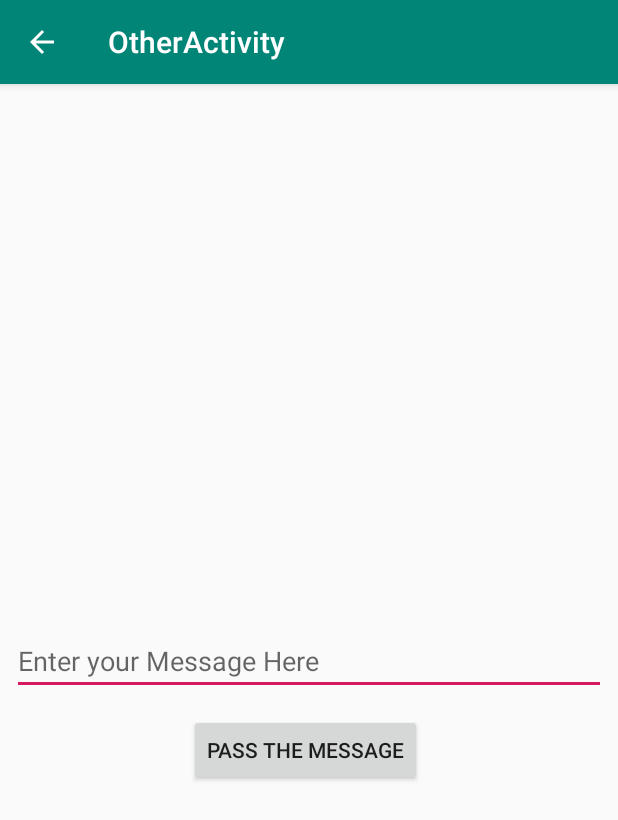
After one commit to rajtheinnovator/KotlinCustomCallback, an Android app: the OtherActivity screen opened directly, with no data from a screen before it, on a phone screen of 412 x 824 dp. The commit adds this screen. Shown: the top 820 px of the screen. Run offline under Robolectric (Android 15) with nearby library versions, the phone set to English and light mode, and no system bars.

Commit message:
Can't call custom callback method

```diff
--- a/app/build.gradle
+++ b/app/build.gradle
@@ -24,7 +24,7 @@ android {
 
 dependencies {
     implementation fileTree(dir: 'libs', include: ['*.jar'])
-    implementation"org.jetbrains.kotlin:kotlin-stdlib-jdk7:$kotlin_version"
+    implementation "org.jetbrains.kotlin:kotlin-stdlib-jdk7:$kotlin_version"
     implementation 'com.android.support:appcompat-v7:28.0.0'
     implementation 'com.android.support.constraint:constraint-layout:1.1.3'
     testImplementation 'junit:junit:4.12'
--- /dev/null
+++ b/app/src/main/java/com/enpassio/kotlincustomcallback/OtherActivity.kt
@@ -0,0 +1,47 @@
+package com.enpassio.kotlincustomcallback
+
+import android.os.Bundle
+import android.support.v7.app.AppCompatActivity
+import android.util.Log
+import android.widget.Button
+import android.widget.EditText
+
+class OtherActivity : AppCompatActivity() {
+
+    companion object {
+        //  val TAG:String = OtherActivity::class.java.simpleName
+        val TAG: String = "my_tag"
+    }
+
+    lateinit var passMessageButton: Button
+    lateinit var messageEditText: EditText
+
+    override fun onCreate(savedInstanceState: Bundle?) {
+        super.onCreate(savedInstanceState)
+        setContentView(R.layout.activity_other)
+        passMessageButton = findViewById(R.id.passMessageButton)
+        messageEditText = findViewById(R.id.messageEditText)
+
+        passMessageButton.setOnClickListener {
+            val message: String = messageEditText.text.toString()
+            Log.d(MainActivity.TAG, "message from editText is: " + message)
+            SomeActionPerformed(message)
+        }
+    }
+
+    private fun SomeActionPerformed(message: String) {
+        Log.d(MainActivity.TAG, "some action performed")
+        //when some action is performed, call the interface method **messagePassedIs** and pass te message
+
+
+        /*
+        Issue below
+        */
+        val passedMessage = object : PassedMessage {}
+        passedMessage.messagePassedIs(message)
+    }
+
+    interface PassedMessage {
+        fun messagePassedIs(messagePassed: String)
+    }
+}
--- a/app/src/main/res/layout/activity_main.xml
+++ b/app/src/main/res/layout/activity_main.xml
@@ -23,7 +23,7 @@
         app:layout_constraintTop_toTopOf="parent" />
 
     <TextView
-        android:id="@+id/textView"
+        android:id="@+id/received_message_text_view"
         android:layout_width="wrap_content"
         android:layout_height="wrap_content"
         android:layout_marginTop="8dp"
--- /dev/null
+++ b/app/src/main/res/layout/activity_other.xml
@@ -0,0 +1,39 @@
+<?xml version="1.0" encoding="utf-8"?>
+<android.support.constraint.ConstraintLayout xmlns:android="http://schemas.android.com/apk/res/android"
+    xmlns:app="http://schemas.android.com/apk/res-auto"
+    xmlns:tools="http://schemas.android.com/tools"
+    android:layout_width="match_parent"
+    android:layout_height="match_parent"
+    tools:context=".OtherActivity">
+
+    <EditText
+        android:id="@+id/messageEditText"
+        android:layout_width="match_parent"
+        android:layout_height="wrap_content"
+        android:layout_marginStart="8dp"
+        android:layout_marginLeft="8dp"
+        android:layout_marginTop="8dp"
+        android:layout_marginEnd="8dp"
+        android:layout_marginRight="8dp"
+        android:layout_marginBottom="8dp"
+        android:ems="10"
+        android:hint="Enter your Message Here"
+        android:inputType="textPersonName"
+        app:layout_constraintBottom_toTopOf="@+id/passMessageButton"
+        app:layout_constraintEnd_toEndOf="parent"
+        app:layout_constraintHorizontal_bias="0.503"
+        app:layout_constraintStart_toStartOf="parent"
+        app:layout_constraintTop_toTopOf="parent"
+        app:layout_constraintVertical_bias="0.987" />
+
+    <Button
+        android:id="@+id/passMessageButton"
+        android:layout_width="wrap_content"
+        android:layout_height="wrap_content"
+        android:layout_marginBottom="300dp"
+        android:text="Pass the message"
+        app:layout_constraintBottom_toBottomOf="parent"
+        app:layout_constraintEnd_toEndOf="@+id/messageEditText"
+        app:layout_constraintHorizontal_bias="0.491"
+        app:layout_constraintStart_toStartOf="@+id/messageEditText" />
+</android.support.constraint.ConstraintLayout>
```
Also changed, not shown: app/src/main/AndroidManifest.xml (+7 -1 lines), app/src/main/java/com/enpassio/kotlincustomcallback/MainActivity.kt (+23 -2 lines).
